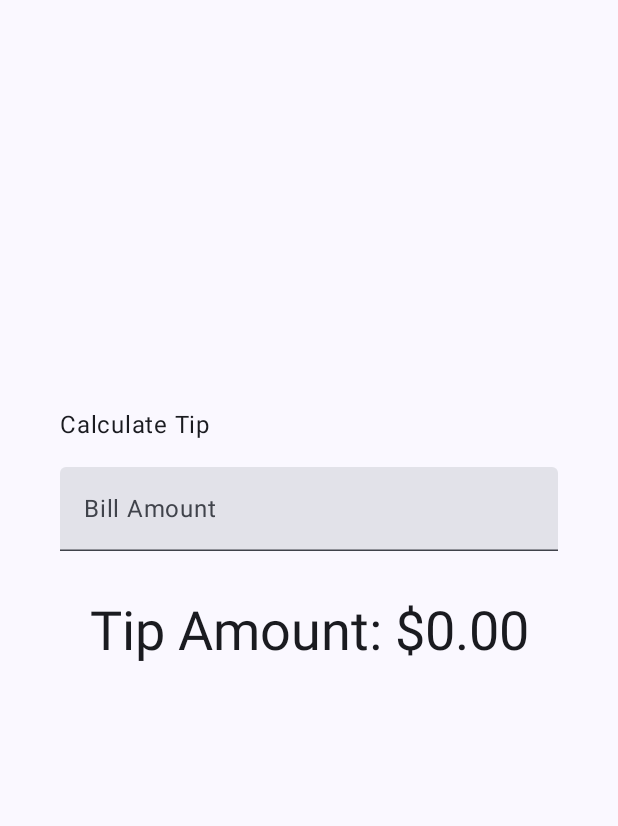
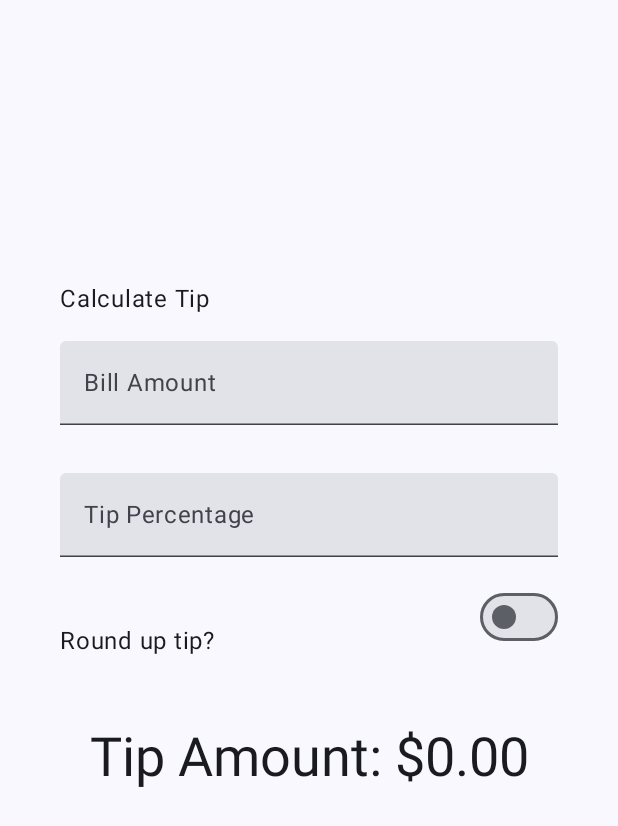
Before and after one commit to Xylia43/MyFirstKotlinProject, an Android app built with Jetpack Compose: the screen it shows after launch (MainActivity), on a phone screen of 412 x 824 dp. Shown: the top 826 px of the screen. Run offline under Robolectric (Android 15) with nearby library versions, the phone set to English and light mode, and no system bars.

Commit message:
multi TextField edit, keyboardOptions,switch uses

```diff
--- a/app/src/main/java/com/example/first/MainActivity.kt
+++ b/app/src/main/java/com/example/first/MainActivity.kt
@@ -1,11 +1,11 @@
 package com.example.first
 
 
-import android.annotation.SuppressLint
+
 import android.os.Bundle
-import android.widget.ImageButton
 import androidx.activity.ComponentActivity
 import androidx.activity.compose.setContent
+import androidx.annotation.StringRes
 import androidx.compose.foundation.Image
 import androidx.compose.foundation.background
 import androidx.compose.foundation.clickable
@@ -20,9 +20,11 @@ import androidx.compose.foundation.layout.fillMaxWidth
 import androidx.compose.foundation.layout.height
 import androidx.compose.foundation.layout.padding
 import androidx.compose.foundation.layout.safeDrawingPadding
+import androidx.compose.foundation.layout.size
 import androidx.compose.foundation.layout.statusBarsPadding
 import androidx.compose.foundation.layout.width
 import androidx.compose.foundation.layout.wrapContentSize
+import androidx.compose.foundation.layout.wrapContentWidth
 import androidx.compose.foundation.rememberScrollState
 import androidx.compose.foundation.shape.RoundedCornerShape
 import androidx.compose.foundation.text.KeyboardOptions
@@ -35,11 +37,11 @@ import androidx.compose.material3.Icon
 import androidx.compose.material3.MaterialTheme
 import androidx.compose.material3.Scaffold
 import androidx.compose.material3.Surface
+import androidx.compose.material3.Switch
 import androidx.compose.material3.Text
 import androidx.compose.material3.TextField
 import androidx.compose.material3.TopAppBarDefaults
 import androidx.compose.runtime.Composable
-import androidx.compose.runtime.MutableState
 import androidx.compose.runtime.getValue
 import androidx.compose.runtime.mutableStateOf
 import androidx.compose.runtime.remember
@@ -52,6 +54,7 @@ import androidx.compose.ui.res.dimensionResource
 import androidx.compose.ui.res.painterResource
 import androidx.compose.ui.res.stringResource
 import androidx.compose.ui.text.font.FontWeight
+import androidx.compose.ui.text.input.ImeAction
 import androidx.compose.ui.text.input.KeyboardType
 import androidx.compose.ui.text.style.TextAlign.Companion.Justify
 import androidx.compose.ui.tooling.preview.Preview
@@ -503,7 +506,12 @@ fun TipTimeLayout() {
     var amountInput by remember { mutableStateOf("") }
 
     val amount = amountInput.toDoubleOrNull() ?: 0.0
-    val tip = calculateTip(amount)
+//    val tip = calculateTip(amount)
+    var tipInput by remember { mutableStateOf("") }
+    val tipPercent = tipInput.toDoubleOrNull() ?: 0.0
+
+    var roundUp by remember { mutableStateOf(false) }
+    val tip = calculateTip(amount, tipPercent, roundUp)
     Column(
         modifier = Modifier
             .statusBarsPadding()
@@ -519,14 +527,35 @@ fun TipTimeLayout() {
                 .padding(bottom = 16.dp, top = 40.dp)
                 .align(alignment = Alignment.Start)
         )
-
 //        EditNumberField(modifier = Modifier.padding( bottom =32.dp).fillMaxWidth())
         EditNumberField(
+            label = R.string.bill_amount,
             value = amountInput,
-            onValueChange = { amountInput = it },
+            onValueChanged = { amountInput = it },
+            keyboardOptions = KeyboardOptions.Default.copy(
+                keyboardType = KeyboardType.Number,
+                imeAction = ImeAction.Next
+            ),
             modifier = Modifier
                 .padding(bottom = 32.dp)
                 .fillMaxWidth()
+        )
+        EditNumberField(
+            label = R.string.how_was_the_service,
+            value = tipInput,
+            onValueChanged = { tipInput = it},
+            keyboardOptions = KeyboardOptions.Default.copy(
+                keyboardType = KeyboardType.Number,
+                imeAction = ImeAction.Done
+            ),
+            modifier = Modifier
+                .padding(bottom = 32.dp)
+                .fillMaxWidth()
+        )
+        RoundTheTipRow(
+            roundUp = roundUp,
+            onRoundUpChanged = { roundUp = it },
+            modifier = Modifier.padding(bottom = 32.dp)
         )
         Text(
             text = stringResource(R.string.tip_amount, tip),
@@ -548,19 +577,63 @@ fun EditNumberField(
 //    val tip = calculateTip(amount)
     TextField(
 //        value = amountInput,
-        //In the lambda expression, the it variable contains the new value.
+//        In the lambda expression, the it variable contains the new value.
 //        onValueChange = {amountInput = it},
         value = value,
         onValueChange = onValueChange,
         modifier = modifier,
         singleLine = true,
-        keyboardOptions = KeyboardOptions(keyboardType = KeyboardType.Number) ,
+        keyboardOptions = KeyboardOptions.Default.copy(
+            keyboardType = KeyboardType.Number,
+            imeAction = ImeAction.Next) ,
         label = { Text(stringResource(R.string.bill_amount)) },
     )
 }
-private fun calculateTip(amount: Double, tipPercent: Double = 15.0): String {
-    val tip = tipPercent / 100 * amount
+@OptIn(ExperimentalMaterial3Api::class)
+@Composable
+fun EditNumberField(
+    @StringRes label: Int ,
+    value: String ,
+    onValueChanged: (String) -> Unit ,
+    keyboardOptions: KeyboardOptions,
+    modifier: Modifier = Modifier
+){
+    TextField(
+        value = value,
+        onValueChange = onValueChanged,
+        modifier = modifier,
+        singleLine = true,
+        keyboardOptions = keyboardOptions,
+        label = { Text(stringResource(label)) },
+    )
+}
+private fun calculateTip(amount: Double, tipPercent: Double = 15.0,roundUp: Boolean): String {
+    var tip = tipPercent / 100 * amount
+    if (roundUp) {
+        tip = kotlin.math.ceil(tip)
+    }
     return NumberFormat.getCurrencyInstance().format(tip)
+}
+@Composable
+fun RoundTheTipRow(
+    roundUp: Boolean,
+    onRoundUpChanged: (Boolean) -> Unit,
+    modifier: Modifier = Modifier) {
+    Row(
+        modifier = modifier
+            .fillMaxWidth()
+            .size(48.dp),
+        verticalAlignment = Alignment.CenterVertically
+    ) {
+        Text(text = stringResource(R.string.round_up_tip))
+        Switch(
+            checked = roundUp,
+            onCheckedChange = onRoundUpChanged,
+            modifier = modifier
+                .fillMaxWidth()
+                .wrapContentWidth(Alignment.End)
+        )
+    }
 }
 @Preview(showBackground = true)
 @Composable
@@ -576,5 +649,6 @@ fun GreetingPreview() {
 //        Lemonade()
 //        LemonadeApp()
         TipTimeLayout()
+//        RoundTheTipRow()
     }
 }
--- a/app/src/main/res/values/strings.xml
+++ b/app/src/main/res/values/strings.xml
@@ -22,4 +22,6 @@
     <string name="calculate_tip">Calculate Tip</string>
     <string name="bill_amount">Bill Amount</string>
     <string name="tip_amount">Tip Amount: %s</string>
+    <string name="how_was_the_service">Tip Percentage</string>
+    <string name="round_up_tip">Round up tip?</string>
 </resources>
```
